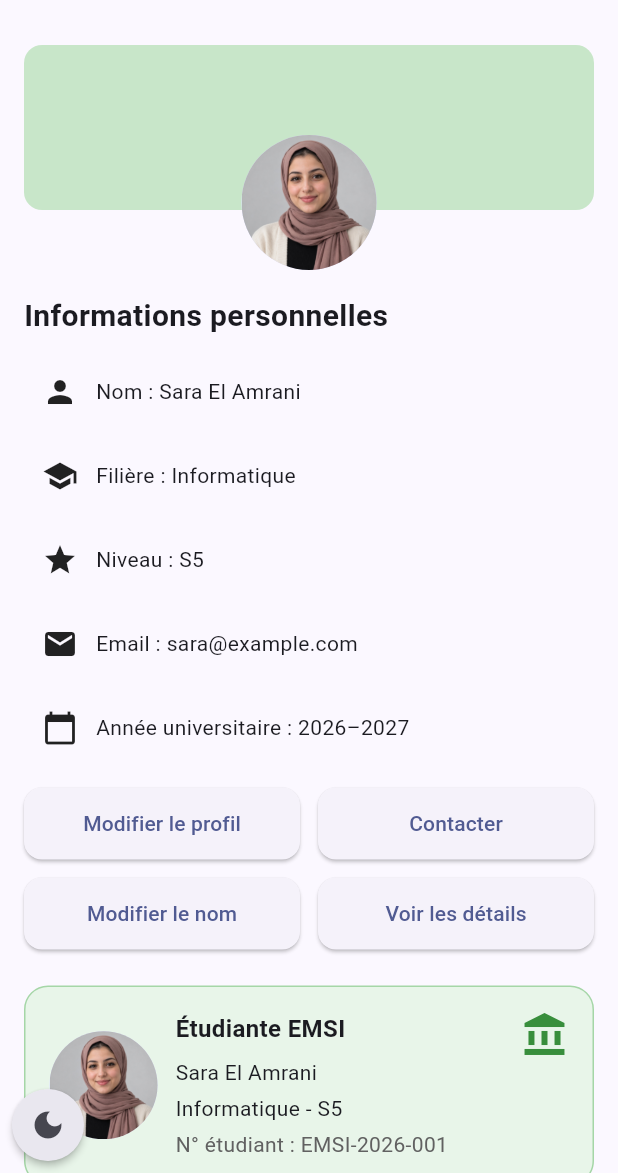
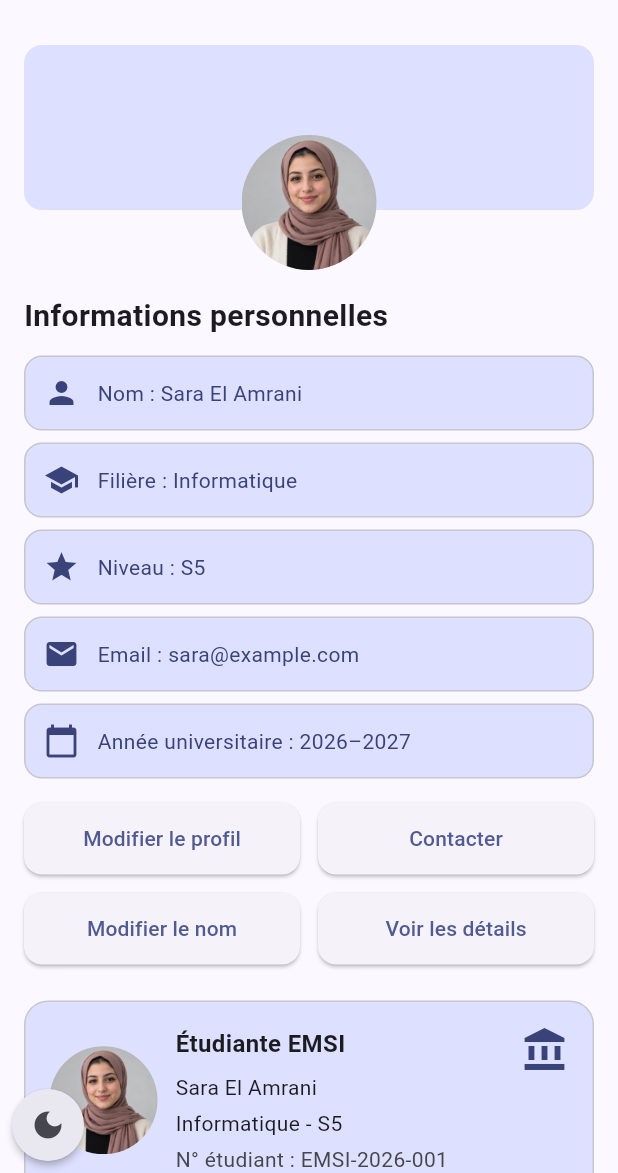
Before and after one commit to Wvssim/emsi-connect-flutter, a Flutter app: the ProfilePage screen opened directly, on a phone screen of 412 x 824 dp, the part 63-1236 px from its top. Run offline on Flutter 3.47's test engine with Material 3 defaults, Android fonts, the phone set to English and light mode, and no system bars.

Commit message:
Utiliser les couleurs du thème dans ProfilePage
Remplace les couleurs codées en dur (Colors.green, Colors.grey) par
les couleurs du ColorScheme global, pour suivre le thème clair/sombre
comme le reste de l'application. CoursesPage n'utilisait déjà aucune
couleur codée en dur.

```diff
--- a/lib/screens/profile_page.dart
+++ b/lib/screens/profile_page.dart
@@ -18,17 +18,31 @@ class _ProfilePageState extends State<ProfilePage> {
   static const _academicYear = '2026–2027';
   static const _studentNumber = 'EMSI-2026-001';
 
-  Widget _buildInformation(IconData icon, String text) => Container(
+  Widget _buildInformation(IconData icon, String text) {
+    final colors = Theme.of(context).colorScheme;
+
+    return Container(
       width: double.infinity,
       padding: const EdgeInsets.all(12),
+      decoration: BoxDecoration(
+        color: colors.primaryContainer,
+        borderRadius: BorderRadius.circular(12),
+        border: Border.all(color: colors.outlineVariant),
+      ),
       child: Row(
         children: [
-        Icon(icon),
+          Icon(icon, color: colors.onPrimaryContainer),
           const SizedBox(width: 12),
-        Expanded(child: Text(text)),
+          Expanded(
+            child: Text(
+              text,
+              style: TextStyle(color: colors.onPrimaryContainer),
+            ),
+          ),
         ],
       ),
     );
+  }
 
   // Bonus : le nom est modifiable via une boîte de dialogue et se répercute
   // partout où il est affiché sur cette page.
@@ -56,7 +70,10 @@ class _ProfilePageState extends State<ProfilePage> {
   }
 
   @override
-  Widget build(BuildContext context) => Scaffold(
+  Widget build(BuildContext context) {
+    final colors = Theme.of(context).colorScheme;
+
+    return Scaffold(
       appBar: AppBar(title: const Text('Mon profil')),
       body: SingleChildScrollView(
         child: Padding(
@@ -71,7 +88,7 @@ class _ProfilePageState extends State<ProfilePage> {
                     Container(
                       height: 110,
                       decoration: BoxDecoration(
-                      color: Colors.green.shade100,
+                        color: colors.primaryContainer,
                         borderRadius: BorderRadius.circular(12),
                       ),
                     ),
@@ -79,7 +96,9 @@ class _ProfilePageState extends State<ProfilePage> {
                       alignment: Alignment.bottomCenter,
                       child: CircleAvatar(
                         radius: 45,
-                      backgroundImage: AssetImage('assets/images/profile.jpg'),
+                        backgroundImage: AssetImage(
+                          'assets/images/profile.jpg',
+                        ),
                       ),
                     ),
                   ],
@@ -143,9 +162,9 @@ class _ProfilePageState extends State<ProfilePage> {
               Container(
                 padding: const EdgeInsets.all(16),
                 decoration: BoxDecoration(
-                color: Colors.green.shade50,
+                  color: colors.primaryContainer,
                   borderRadius: BorderRadius.circular(16),
-                border: Border.all(color: Colors.green.shade200),
+                  border: Border.all(color: colors.outlineVariant),
                 ),
                 child: Stack(
                   children: [
@@ -154,7 +173,7 @@ class _ProfilePageState extends State<ProfilePage> {
                       right: 0,
                       child: Icon(
                         Icons.account_balance,
-                      color: Colors.green.shade700,
+                        color: colors.onPrimaryContainer,
                         size: 32,
                       ),
                     ),
@@ -188,7 +207,9 @@ class _ProfilePageState extends State<ProfilePage> {
                               const SizedBox(height: 4),
                               Text(
                                 'N° étudiant : $_studentNumber',
-                              style: TextStyle(color: Colors.grey.shade700),
+                                style: TextStyle(
+                                  color: colors.onSurfaceVariant,
+                                ),
                               ),
                             ],
                           ),
@@ -203,6 +224,7 @@ class _ProfilePageState extends State<ProfilePage> {
         ),
       ),
     );
+  }
 }
 
 class _EditNameDialog extends StatefulWidget {
```
Lines whose indentation alone changed are shown as unchanged.
